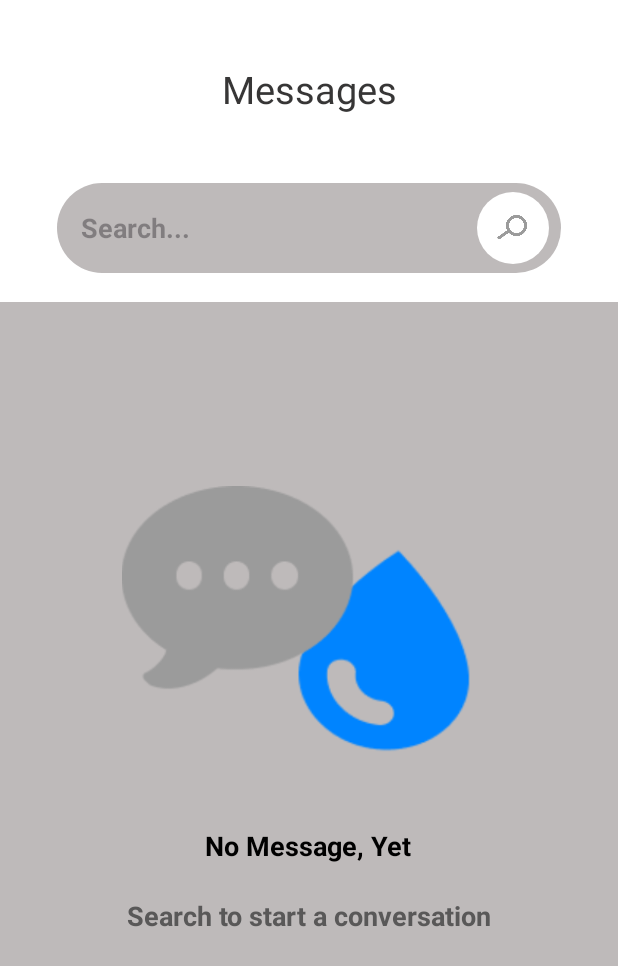
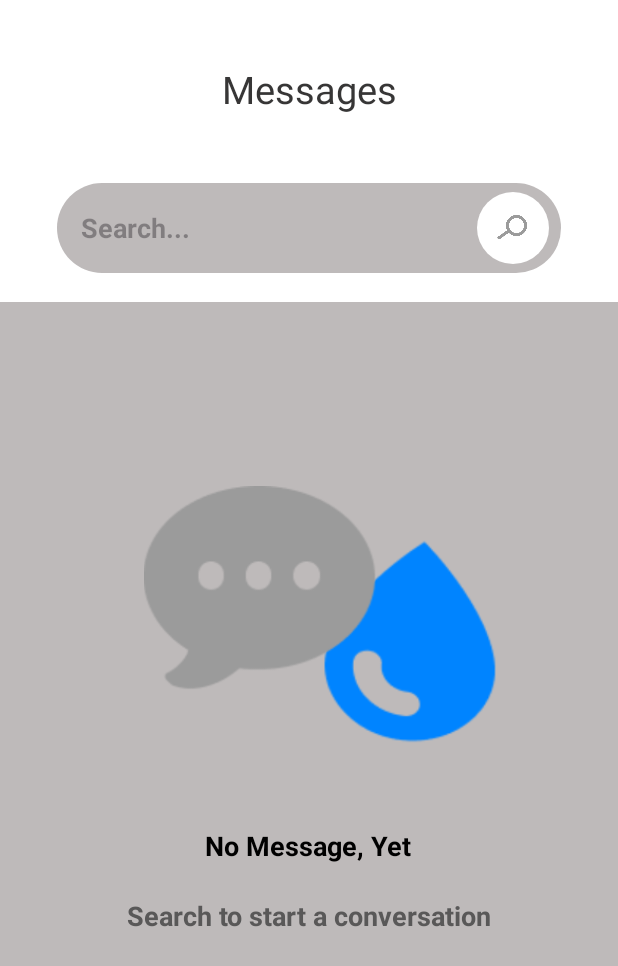
Before and after one commit to z0etz/SplashMessenger, an Android app: the layout activity_user_conversation.xml on its own in the app's theme, with its tools: preview values and no code run, on a phone screen of 412 x 824 dp. Shown: the top 966 px of the screen. Run offline under Robolectric (Android 15) with nearby library versions, the phone set to English and light mode, and no system bars.

Commit message:
Created user conversation page.

```diff
--- a/app/src/main/res/layout/activity_user_conversation.xml
+++ b/app/src/main/res/layout/activity_user_conversation.xml
@@ -85,14 +85,14 @@
         android:id="@+id/dropletImageView"
         android:layout_width="@dimen/small_image_width"
         android:layout_height="@dimen/small_image_height"
+        android:contentDescription="@string/droplet_image_description"
         android:src="@drawable/droplet_image"
-        android:contentDescription="@string/droplet_image_description"
         app:layout_constraintBottom_toBottomOf="@+id/bottomView"
         app:layout_constraintEnd_toEndOf="parent"
-        app:layout_constraintHorizontal_bias="0.723"
+        app:layout_constraintHorizontal_bias="0.8"
         app:layout_constraintStart_toStartOf="@+id/bottomView"
         app:layout_constraintTop_toTopOf="@+id/topView"
-        app:layout_constraintVertical_bias="0.532" />
+        app:layout_constraintVertical_bias="0.523" />
 
     <ImageView
         android:id="@+id/messageImageView"
@@ -102,7 +102,7 @@
         android:src="@drawable/message_image"
         app:layout_constraintBottom_toBottomOf="@id/bottomView"
         app:layout_constraintEnd_toEndOf="parent"
-        app:layout_constraintHorizontal_bias="0.296"
+        app:layout_constraintHorizontal_bias="0.359"
         app:layout_constraintStart_toStartOf="@+id/bottomView"
         app:layout_constraintTop_toTopOf="@+id/topView"
         app:layout_constraintVertical_bias="0.478" />
```
